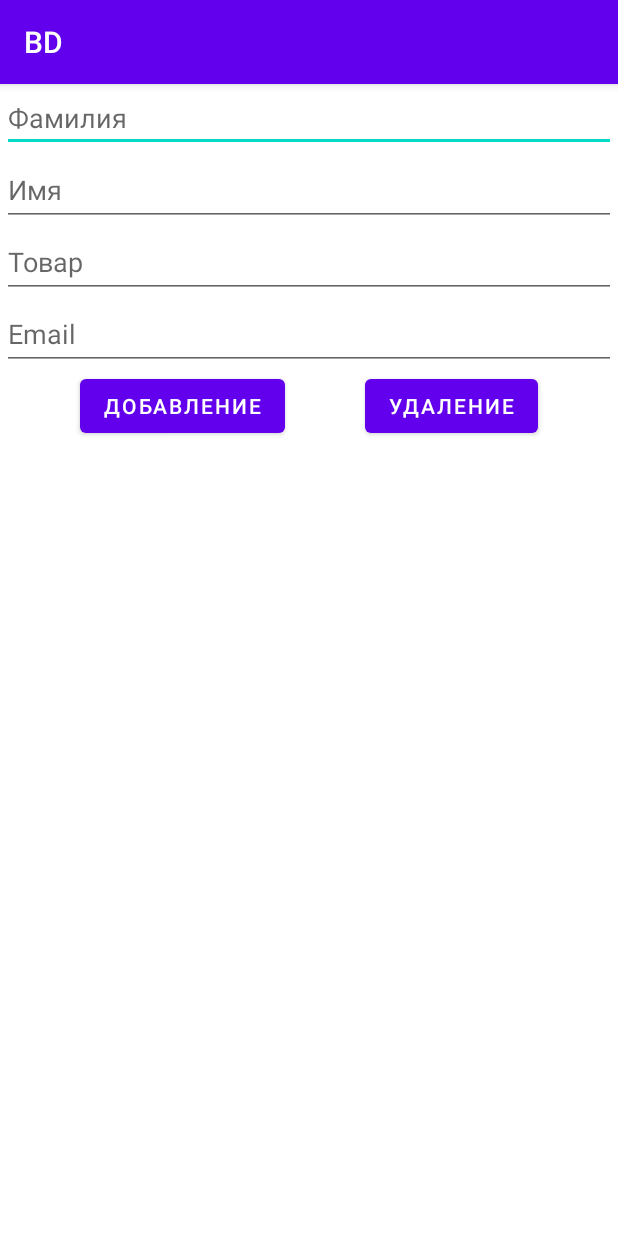
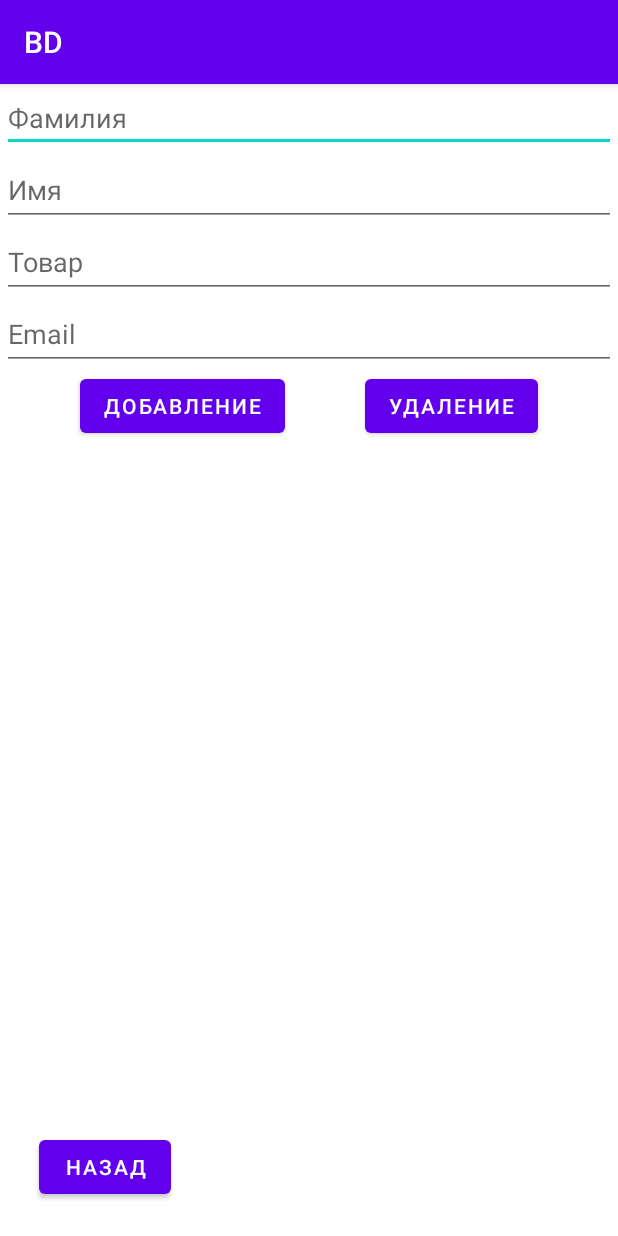
Before and after one commit to Nastakim951230/BD_2, an Android app: the screen it shows after launch (MainActivity), on a phone screen of 412 x 824 dp. Run offline under Robolectric (Android 15) with nearby library versions, the phone set to English and light mode, and no system bars.

```diff
--- a/app/src/main/AndroidManifest.xml
+++ b/app/src/main/AndroidManifest.xml
@@ -10,6 +10,9 @@
         android:supportsRtl="true"
         android:theme="@style/Theme.BD">
         <activity
+            android:name=".Avtorizatsia"
+            android:exported="false" />
+        <activity
             android:name=".MainActivity"
             android:exported="true">
             <intent-filter>
--- a/app/src/main/java/com/example/bd/DBHelper.java
+++ b/app/src/main/java/com/example/bd/DBHelper.java
@@ -11,6 +11,11 @@ public class DBHelper extends SQLiteOpenHelper {
     public static final int DATABASE_VERSION = 2;
     public static final String DATABASE_NAME = "contactDb";
     public static final String TABLE_CONTACTS = "contacts";
+    public static final String TABLE_USERS = "users";
+
+    public static final String KEY_IDN = "_id";
+    public static  final String KEY_USER="user";
+    public static  final String KEY_PASSWORD="password";
 
     public static final String KEY_ID = "_id";
     public static  final String KEY_FAMILIA="familia";
@@ -25,11 +30,13 @@ public class DBHelper extends SQLiteOpenHelper {
     public void onCreate(SQLiteDatabase db) {
         db.execSQL("create table " + TABLE_CONTACTS + "(" + KEY_ID
                 + " integer primary key," + KEY_FAMILIA + " text," +KEY_NAME + " text," +KEY_TOVAR + " text," + KEY_MAIL + " text" + ")");
+        db.execSQL("create table "+TABLE_USERS+"("+KEY_IDN+" integer primary key,"+KEY_USER+" text," +KEY_PASSWORD + " text"+")");
     }
 
     @Override
     public void onUpgrade(SQLiteDatabase db, int oldVersion, int newVersion) {
         db.execSQL("drop table if exists " + TABLE_CONTACTS);
+        db.execSQL("drop table if exists " + TABLE_USERS);
 
         onCreate(db);
     }
--- a/app/src/main/java/com/example/bd/MainActivity.java
+++ b/app/src/main/java/com/example/bd/MainActivity.java
@@ -3,6 +3,7 @@ package com.example.bd;
 import androidx.appcompat.app.AppCompatActivity;
 
 import android.content.ContentValues;
+import android.content.Intent;
 import android.database.Cursor;
 import android.database.sqlite.SQLiteDatabase;
 import android.os.Bundle;
@@ -175,6 +176,10 @@ public class MainActivity extends AppCompatActivity implements OnClickListener {
                 }
 
                     break;
+            case R.id.nazad:
+                Intent intent=new Intent(this,Avtorizatsia.class);
+                startActivity(intent);
+               break;
         }
 
     }
--- a/app/src/main/res/layout/activity_main.xml
+++ b/app/src/main/res/layout/activity_main.xml
@@ -86,8 +86,9 @@
         android:id="@+id/dbOutrut"
         android:layout_width="0dp"
         android:layout_height="0dp"
-        app:layout_constraintBottom_toBottomOf="parent"
+        app:layout_constraintBottom_toTopOf="@+id/nazad"
         app:layout_constraintEnd_toEndOf="parent"
+        app:layout_constraintHorizontal_bias="1.0"
         app:layout_constraintStart_toStartOf="parent"
         app:layout_constraintTop_toBottomOf="@+id/btnAdd">
 
@@ -108,4 +109,16 @@
             android:layout_height="match_parent" />
     </TableLayout>
 
+    <Button
+        android:id="@+id/nazad"
+        android:layout_width="wrap_content"
+        android:layout_height="wrap_content"
+        android:layout_marginStart="25dp"
+        android:layout_marginEnd="298dp"
+        android:layout_marginBottom="22dp"
+        android:text="Назад"
+        app:layout_constraintBottom_toBottomOf="parent"
+        app:layout_constraintEnd_toEndOf="parent"
+        app:layout_constraintStart_toStartOf="parent" />
+
 </androidx.constraintlayout.widget.ConstraintLayout>
```
Also changed, not shown: app/src/main/java/com/example/bd/Avtorizatsia.java (added, +87 -0 lines), app/src/main/res/layout/activity_avtorizatsia.xml (added, +61 -0 lines).
